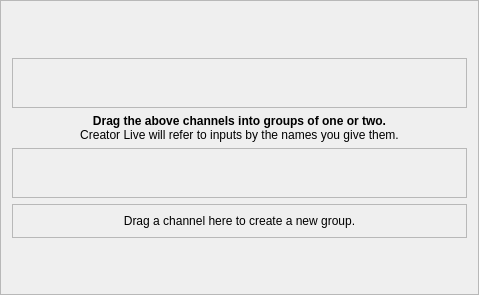
This is liblivewidgets/inputdragwidget.ui in jocelyn-stericker/creator-live as Qt 5 draws it before an edit. The edited form follows.
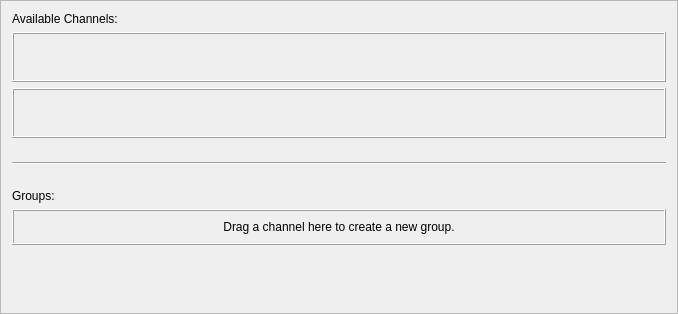
This is the edited form. Custom widgets are drawn as their Qt base class.

Commit message: Started cleaning up audio setup UI.

Diff of the .ui file:
```diff
--- a/liblivewidgets/inputdragwidget.ui
+++ b/liblivewidgets/inputdragwidget.ui
@@ -6,8 +6,8 @@
    <rect>
     <x>0</x>
     <y>0</y>
-    <width>479</width>
-    <height>295</height>
+    <width>678</width>
+    <height>314</height>
    </rect>
   </property>
   <property name="sizePolicy">
@@ -16,6 +16,12 @@
     <verstretch>0</verstretch>
    </sizepolicy>
   </property>
+  <property name="maximumSize">
+   <size>
+    <width>16777215</width>
+    <height>16777215</height>
+   </size>
+  </property>
   <property name="windowTitle">
    <string>Frame</string>
   </property>
@@ -26,54 +32,33 @@
    <enum>QFrame::Raised</enum>
   </property>
   <layout class="QVBoxLayout" name="verticalLayout">
-   <item>
-    <spacer name="verticalSpacer">
-     <property name="orientation">
-      <enum>Qt::Vertical</enum>
-     </property>
-     <property name="sizeHint" stdset="0">
-      <size>
-       <width>20</width>
-       <height>0</height>
-      </size>
-     </property>
-    </spacer>
-   </item>
-   <item>
-    <widget class="live_widgets::InputDragListFrame" name="chans_frame_in">
-     <property name="minimumSize">
-      <size>
-       <width>0</width>
-       <height>50</height>
-      </size>
-     </property>
-     <property name="frameShape">
-      <enum>QFrame::StyledPanel</enum>
-     </property>
-     <property name="frameShadow">
-      <enum>QFrame::Raised</enum>
-     </property>
-    </widget>
-   </item>
    <item>
     <widget class="QLabel" name="label">
      <property name="text">
-      <string>&lt;!DOCTYPE HTML PUBLIC &quot;-//W3C//DTD HTML 4.0//EN&quot; &quot;http://www.w3.org/TR/REC-html40/strict.dtd&quot;&gt;
-&lt;html&gt;&lt;head&gt;&lt;meta name=&quot;qrichtext&quot; content=&quot;1&quot; /&gt;&lt;style type=&quot;text/css&quot;&gt;
-p, li { white-space: pre-wrap; }
-&lt;/style&gt;&lt;/head&gt;&lt;body style=&quot; font-family:'Sans Serif'; font-size:9pt; font-weight:400; font-style:normal;&quot;&gt;
-&lt;p align=&quot;center&quot; style=&quot; margin-top:0px; margin-bottom:0px; margin-left:0px; margin-right:0px; -qt-block-indent:0; text-indent:0px;&quot;&gt;&lt;span style=&quot; font-weight:600;&quot;&gt;Drag the above channels into groups of one or two.&lt;/span&gt;&lt;/p&gt;
-&lt;p align=&quot;center&quot; style=&quot; margin-top:0px; margin-bottom:0px; margin-left:0px; margin-right:0px; -qt-block-indent:0; text-indent:0px;&quot;&gt;Creator Live will refer to inputs by the names you give them.&lt;/p&gt;&lt;/body&gt;&lt;/html&gt;</string>
+      <string>Available Channels:</string>
      </property>
-     <property name="wordWrap">
-      <bool>true</bool>
+    </widget>
+   </item>
+   <item>
+    <widget class="live_widgets::InputDragListFrame" name="chans_frame_in">
+     <property name="minimumSize">
+      <size>
+       <width>0</width>
+       <height>50</height>
+      </size>
+     </property>
+     <property name="frameShape">
+      <enum>QFrame::Box</enum>
+     </property>
+     <property name="frameShadow">
+      <enum>QFrame::Raised</enum>
      </property>
     </widget>
    </item>
    <item>
     <widget class="live_widgets::OutputDragListFrame" name="chans_frame_out">
      <property name="sizePolicy">
-      <sizepolicy hsizetype="Preferred" vsizetype="Expanding">
+      <sizepolicy hsizetype="Preferred" vsizetype="Fixed">
        <horstretch>0</horstretch>
        <verstretch>0</verstretch>
       </sizepolicy>
@@ -85,17 +70,63 @@
       </size>
      </property>
      <property name="frameShape">
-      <enum>QFrame::StyledPanel</enum>
+      <enum>QFrame::Box</enum>
      </property>
      <property name="frameShadow">
       <enum>QFrame::Raised</enum>
      </property>
     </widget>
    </item>
+   <item>
+    <spacer name="verticalSpacer_3">
+     <property name="orientation">
+      <enum>Qt::Vertical</enum>
+     </property>
+     <property name="sizeType">
+      <enum>QSizePolicy::Fixed</enum>
+     </property>
+     <property name="sizeHint" stdset="0">
+      <size>
+       <width>20</width>
+       <height>18</height>
+      </size>
+     </property>
+    </spacer>
+   </item>
+   <item>
+    <widget class="Line" name="line">
+     <property name="orientation">
+      <enum>Qt::Horizontal</enum>
+     </property>
+    </widget>
+   </item>
+   <item>
+    <spacer name="verticalSpacer">
+     <property name="orientation">
+      <enum>Qt::Vertical</enum>
+     </property>
+     <property name="sizeType">
+      <enum>QSizePolicy::Fixed</enum>
+     </property>
+     <property name="sizeHint" stdset="0">
+      <size>
+       <width>20</width>
+       <height>18</height>
+      </size>
+     </property>
+    </spacer>
+   </item>
+   <item>
+    <widget class="QLabel" name="label_2">
+     <property name="text">
+      <string>Groups:</string>
+     </property>
+    </widget>
+   </item>
    <item>
     <widget class="live_widgets::SpawnFrame" name="newMapping_frame">
      <property name="frameShape">
-      <enum>QFrame::StyledPanel</enum>
+      <enum>QFrame::Box</enum>
      </property>
      <property name="frameShadow">
       <enum>QFrame::Raised</enum>
```
The commit also changes 3 other files.
